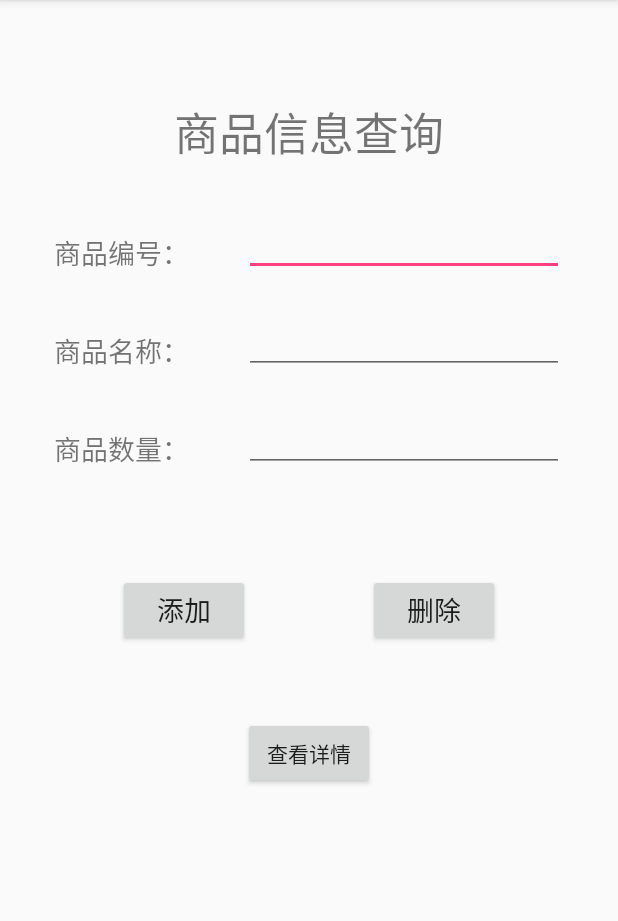
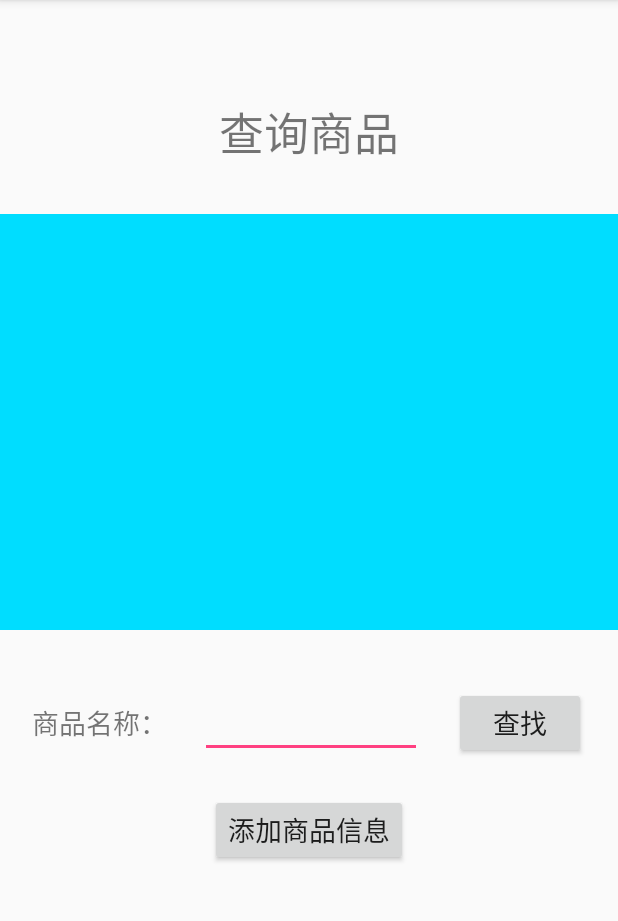
Before and after one commit to 1711605024/Mobile171Github13, an Android app: the spcxActivity screen opened directly, with no data from a screen before it, on a phone screen of 412 x 824 dp, the part 84-1005 px from its top. Run offline under Robolectric (Android 15) with nearby library versions, the phone set to English and light mode, and no system bars.

Commit message:
界面更新

```diff
--- a/app/src/main/java/com/example/yt/mobile171github_13/MainActivity.java
+++ b/app/src/main/java/com/example/yt/mobile171github_13/MainActivity.java
@@ -11,7 +11,7 @@ import android.widget.EditText;
 public class MainActivity extends AppCompatActivity {
     EditText edt_main_name,edt_main_password;
     Button btn_main_dl;
-    Intent intent;
+
     @Override
     protected void onCreate(Bundle savedInstanceState) {
         super.onCreate(savedInstanceState);
--- a/app/src/main/res/layout/activity_main.xml
+++ b/app/src/main/res/layout/activity_main.xml
@@ -4,7 +4,7 @@
     xmlns:tools="http://schemas.android.com/tools"
     android:layout_width="match_parent"
     android:layout_height="match_parent"
-    android:background="@drawable/timg (1)"
+    android:background="@drawable/timg"
     tools:context=".MainActivity">
 
     <TextView
--- a/app/src/main/res/layout/activity_spcx.xml
+++ b/app/src/main/res/layout/activity_spcx.xml
@@ -11,7 +11,7 @@
         android:layout_width="wrap_content"
         android:layout_height="wrap_content"
         android:layout_marginTop="65dp"
-        android:text="商品信息查询"
+        android:text="查询商品"
         android:textSize="30sp"
         app:layout_constraintEnd_toEndOf="parent"
         app:layout_constraintHorizontal_bias="0.5"
@@ -19,110 +19,59 @@
         app:layout_constraintTop_toTopOf="parent" />
 
     <TextView
-        android:id="@+id/tv_sp_NO"
-        android:layout_width="wrap_content"
-        android:layout_height="wrap_content"
-        android:layout_marginTop="44dp"
-        android:text="商品编号："
-        android:textSize="18sp"
-        app:layout_constraintEnd_toStartOf="@+id/edt_sp_NO"
-        app:layout_constraintHorizontal_bias="0.5"
-        app:layout_constraintStart_toStartOf="parent"
-        app:layout_constraintTop_toBottomOf="@+id/tv_sp" />
-
-    <TextView
         android:id="@+id/tv_sp_name"
         android:layout_width="wrap_content"
         android:layout_height="wrap_content"
-        android:layout_marginTop="38dp"
+        android:layout_marginTop="48dp"
         android:text="商品名称："
         android:textSize="18sp"
         app:layout_constraintEnd_toStartOf="@+id/edt_sp_name"
         app:layout_constraintHorizontal_bias="0.5"
         app:layout_constraintStart_toStartOf="parent"
-        app:layout_constraintTop_toBottomOf="@+id/tv_sp_NO" />
-
-    <TextView
-        android:id="@+id/tv_sp_number"
-        android:layout_width="wrap_content"
-        android:layout_height="wrap_content"
-        android:layout_marginTop="38dp"
-        android:text="商品数量："
-        android:textSize="18sp"
-        app:layout_constraintEnd_toStartOf="@+id/edt_sp_number"
-        app:layout_constraintHorizontal_bias="0.5"
-        app:layout_constraintStart_toStartOf="parent"
-        app:layout_constraintTop_toBottomOf="@+id/tv_sp_name" />
-
-    <EditText
-        android:id="@+id/edt_sp_NO"
-        android:layout_width="wrap_content"
-        android:layout_height="wrap_content"
-        android:layout_marginTop="28dp"
-        android:ems="10"
-        android:inputType="number"
-        app:layout_constraintEnd_toEndOf="parent"
-        app:layout_constraintHorizontal_bias="0.5"
-        app:layout_constraintStart_toEndOf="@+id/tv_sp_NO"
-        app:layout_constraintTop_toBottomOf="@+id/tv_sp" />
+        app:layout_constraintTop_toBottomOf="@+id/tv_sp_show" />
 
     <EditText
         android:id="@+id/edt_sp_name"
+        android:layout_width="148dp"
+        android:layout_height="wrap_content"
+        android:ems="10"
+        android:inputType="textPersonName"
+        app:layout_constraintBaseline_toBaselineOf="@+id/tv_sp_name"
+        app:layout_constraintEnd_toStartOf="@+id/btn_sp_check"
+        app:layout_constraintHorizontal_bias="0.5"
+        app:layout_constraintStart_toEndOf="@+id/tv_sp_name" />
+
+    <Button
+        android:id="@+id/btn_sp_check"
         android:layout_width="wrap_content"
         android:layout_height="wrap_content"
-        android:layout_marginTop="20dp"
-        android:ems="10"
-        android:inputType="textPersonName"
+        android:text="查找"
+        android:textSize="18sp"
+        app:layout_constraintBaseline_toBaselineOf="@+id/edt_sp_name"
         app:layout_constraintEnd_toEndOf="parent"
         app:layout_constraintHorizontal_bias="0.5"
-        app:layout_constraintStart_toEndOf="@+id/tv_sp_name"
-        app:layout_constraintTop_toBottomOf="@+id/edt_sp_NO" />
-
-    <EditText
-        android:id="@+id/edt_sp_number"
-        android:layout_width="wrap_content"
-        android:layout_height="wrap_content"
-        android:layout_marginTop="20dp"
-        android:ems="10"
-        android:inputType="number"
-        app:layout_constraintEnd_toEndOf="parent"
-        app:layout_constraintHorizontal_bias="0.5"
-        app:layout_constraintStart_toEndOf="@+id/tv_sp_number"
-        app:layout_constraintTop_toBottomOf="@+id/edt_sp_name" />
+        app:layout_constraintStart_toEndOf="@+id/edt_sp_name" />
 
     <Button
         android:id="@+id/btn_sp_add"
         android:layout_width="wrap_content"
         android:layout_height="wrap_content"
-        android:layout_marginTop="68dp"
-        android:text="添加"
-        android:textSize="18sp"
-        app:layout_constraintEnd_toStartOf="@+id/btn_sp_delete"
-        app:layout_constraintHorizontal_bias="0.5"
-        app:layout_constraintStart_toStartOf="parent"
-        app:layout_constraintTop_toBottomOf="@+id/edt_sp_number" />
-
-    <Button
-        android:id="@+id/btn_sp_delete"
-        android:layout_width="wrap_content"
-        android:layout_height="wrap_content"
-        android:layout_marginTop="68dp"
-        android:text="删除"
+        android:layout_marginTop="24dp"
+        android:text="添加商品信息"
         android:textSize="18sp"
         app:layout_constraintEnd_toEndOf="parent"
-        app:layout_constraintHorizontal_bias="0.5"
-        app:layout_constraintStart_toEndOf="@+id/btn_sp_add"
-        app:layout_constraintTop_toBottomOf="@+id/edt_sp_number" />
+        app:layout_constraintStart_toStartOf="parent"
+        app:layout_constraintTop_toBottomOf="@+id/edt_sp_name" />
 
-    <Button
-        android:id="@+id/btn_sp_see"
-        android:layout_width="wrap_content"
-        android:layout_height="wrap_content"
-        android:layout_marginTop="47dp"
-        android:text="查看详情"
+    <TextView
+        android:id="@+id/tv_sp_show"
+        android:layout_width="0dp"
+        android:layout_height="277dp"
+        android:layout_marginTop="32dp"
+        android:background="@android:color/holo_blue_bright"
         app:layout_constraintEnd_toEndOf="parent"
         app:layout_constraintHorizontal_bias="0.5"
         app:layout_constraintStart_toStartOf="parent"
-        app:layout_constraintTop_toBottomOf="@+id/btn_sp_add" />
+        app:layout_constraintTop_toBottomOf="@+id/tv_sp" />
 
 </android.support.constraint.ConstraintLayout>
```
Also changed, not shown: app/src/main/res/layout/activity_spxq.xml (+68 -21 lines), app/src/main/res/drawable/timg (1).jpg (deleted).
